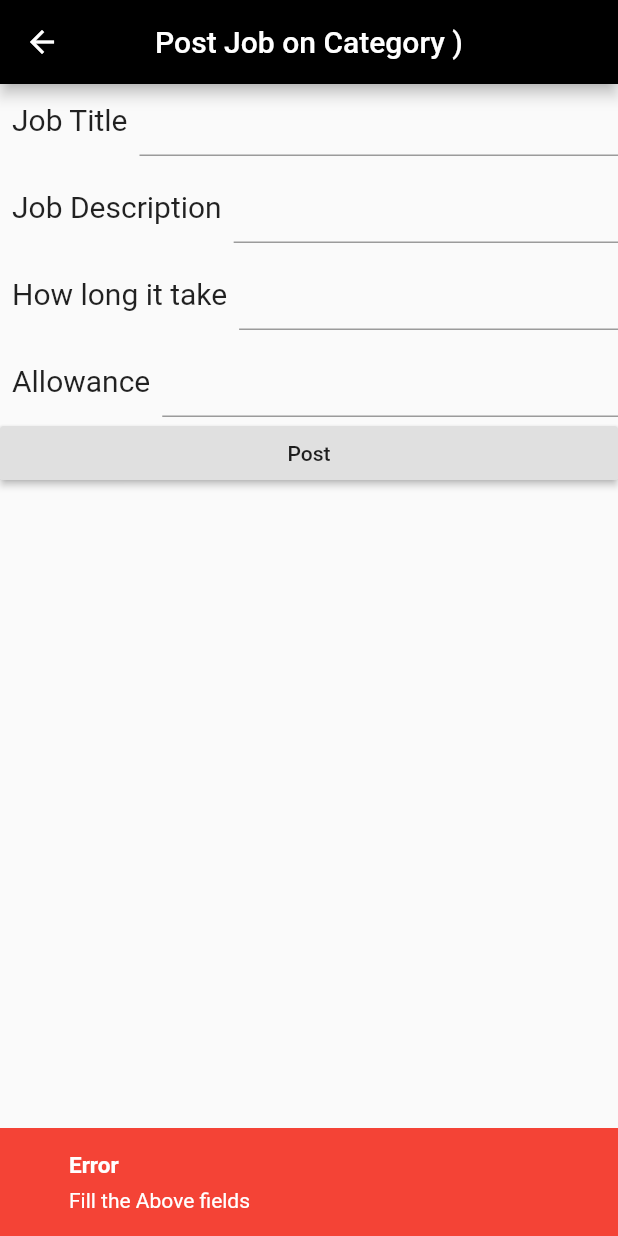
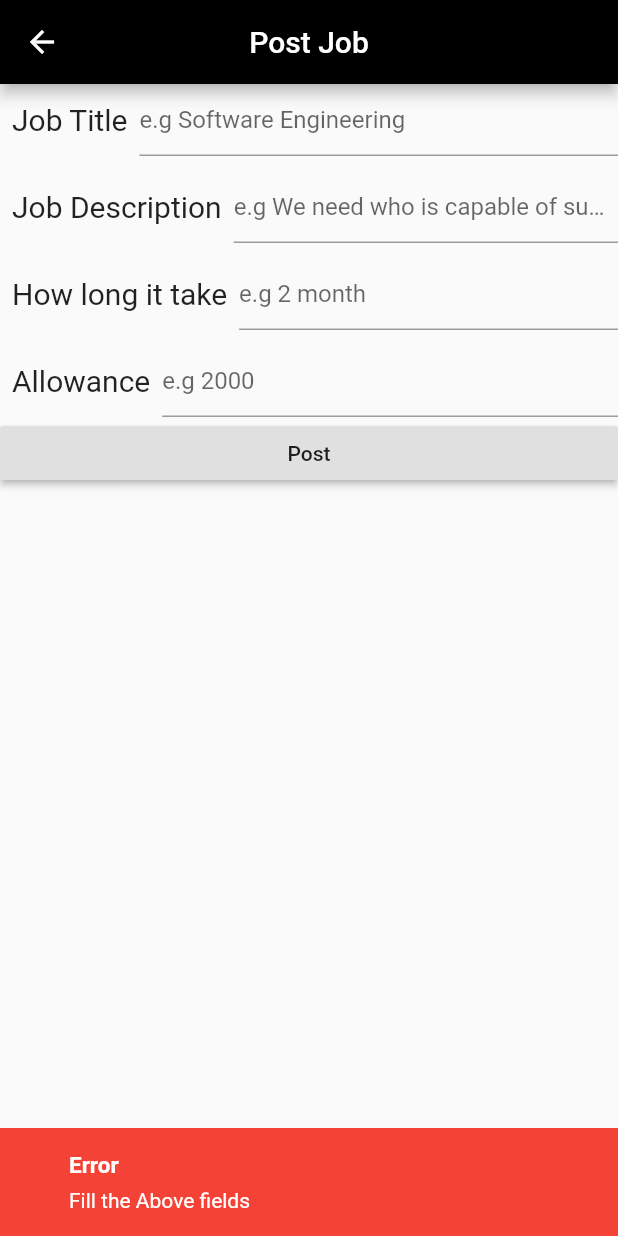
Before and after one commit to titusfrezer/Internship_platform, a Flutter app: the PostJob screen opened directly with empty values, after a tap on "Post", on a phone screen of 412 x 824 dp. Run offline on Flutter 3.47's test engine with Material 2 defaults, Android fonts, the phone set to English and light mode, and no system bars; our stand-ins replace connectivity, file_picker, firebase_auth, firebase_database, firebase_storage, flushbar and 4 more; missing offline and left inert: flutter_plugin_pdf_viewer; accounts and stored records are empty.

Commit message:
data are coming from firebase

```diff
--- a/lib/Employer/PostJob.dart
+++ b/lib/Employer/PostJob.dart
@@ -2,11 +2,13 @@ import 'package:firebase_auth/firebase_auth.dart';
 import 'package:firebase_database/firebase_database.dart';
 import 'package:flushbar/flushbar.dart';
 import 'package:flutter/material.dart';
+import 'package:flutter/services.dart';
 import 'package:flutter_spinkit/flutter_spinkit.dart';
 import 'package:internship_platform/Intern/Utilities/variables.dart';
 import 'package:intl/intl.dart';
 
-String initdata= "Mechanical Engineering";
+String initdata = "Mechanical Engineering";
+
 class PostJob extends StatefulWidget {
   @override
   _PostJobState createState() => _PostJobState();
@@ -23,7 +25,8 @@ class _PostJobState extends State<PostJob> {
   TextEditingController companyNameController = TextEditingController();
   TextEditingController allowanceController = TextEditingController();
   var isloading = false;
-  DatabaseReference postRef = FirebaseDatabase.instance.reference().child('posts');
+  DatabaseReference postRef =
+      FirebaseDatabase.instance.reference().child('posts');
   DatabaseReference catRef;
   FirebaseAuth _auth = FirebaseAuth.instance;
   FirebaseUser user;
@@ -31,107 +34,122 @@ class _PostJobState extends State<PostJob> {
   var companyName;
   var email;
 
+  void getUser() async {
+    user = await _auth.currentUser();
 
+    FirebaseDatabase.instance
+        .reference()
+        .child("Users")
+        .orderByChild('email')
+        .equalTo(user.email)
+        .once()
+        .then((DataSnapshot snapshot) {
+      Map map = snapshot.value;
+      print("map is ${map.values.toList()}");
+      companyName = map.values.toList()[0]['userName'];
+    });
+  }
 
-  void getUser() async{
-    user = await _auth.currentUser();
-    client = await db.getUser(user.email);
-
-    identity = client[0]['identity'];
-    companyName = client[0]['fullName'];
-    email = client[0]['email'];
-    furtherInfo = client[0]['furtherInfo'];
-  }
-  void initState(){
-
+  void initState() {
     super.initState();
     getUser();
   }
-  posttoFirebase(String title,String description,String howLong,String allowance,String category)async{
-    await postRef.push().set(<dynamic, dynamic> {
 
-      'jobTitle':title.substring(0,1).toUpperCase()+title.substring(1,title.length),
-
-      'firstLetter':title.substring(0,1).toUpperCase(),
-
-      'jobDescription':description,
-
-      'howLong' :howLong,
-
-      'companyName':companyName,
-
-      'allowance':allowance,
-
-      'category':widget.category,
-
-      'postedBy':user.email,
-
-      'postedAt':DateFormat('yyyy-MM-dd').format(DateTime.now()),
-
-      'status':'open'
+  posttoFirebase(String title, String description, String howLong,
+      String allowance, String category) async {
+    await postRef.push().set(<dynamic, dynamic>{
+      'jobTitle': title.substring(0, 1).toUpperCase() +
+          title.substring(1, title.length),
+      'firstLetter': title.substring(0, 1).toUpperCase(),
+      'jobDescription': description,
+      'howLong': howLong,
+      'companyName': companyName,
+      'allowance': allowance,
+      'category': widget.category,
+      'postedBy': user.email,
+      'postedAt': DateFormat('yyyy-MM-dd').format(DateTime.now()),
+      'status': 'open'
     });
     setState(() {
       isloading = false;
     });
   }
+
   @override
   Widget build(BuildContext context) {
     return Scaffold(
-
       appBar: AppBar(
-        title: Text('Post Job on Category ${widget.category})'),
+        title: Text('Post Job'),
         centerTitle: true,
         backgroundColor: Colors.black,
       ),
       body: ListView(
         children: <Widget>[
-
-           reusableRow('Job Title',jobTitleController),
-           SizedBox(height: 10,),
-           reusableRow('Job Description', jobDescriptionController),
-           SizedBox(height: 10,),
-           reusableRow('How long it take', forhowLong),
-           SizedBox(height: 10,),
-           reusableRow('Allowance', allowanceController),
+          reusableRow('Job Title', jobTitleController,
+              FilteringTextInputFormatter.allow(RegExp(r'[a-z A-Z]')),TextInputType.text,'e.g Software Engineering'),
+          SizedBox(
+            height: 10,
+          ),
+          reusableRow('Job Description', jobDescriptionController,
+              FilteringTextInputFormatter.allow(RegExp(r'[0-9 a-z A-Z]')),TextInputType.text,'e.g We need who is capable of submitting withing 2 month'),
+          SizedBox(
+            height: 10,
+          ),
+          reusableRow('How long it take', forhowLong,
+              FilteringTextInputFormatter.allow(RegExp(r'[a-z A-Z 0-9]')),TextInputType.text,'e.g 2 month'),
+          SizedBox(
+            height: 10,
+          ),
+          reusableRow('Allowance', allowanceController,
+              FilteringTextInputFormatter.digitsOnly,TextInputType.number,'e.g 2000'),
 
           RaisedButton(
-             child: isloading?SpinKitWave(color: Colors.pinkAccent,):Text('Post'),
+              child: isloading
+                  ? SpinKitWave(
+                      color: Colors.pinkAccent,
+                    )
+                  : Text('Post'),
               onPressed: () async {
                 setState(() {
                   isloading = true;
                 });
-               if(allowanceController.text.isNotEmpty || forhowLong.text.isNotEmpty || jobDescriptionController.text.isNotEmpty
-               || jobTitleController.text.isNotEmpty || companyNameController.text.isNotEmpty){
+
+                if (allowanceController.text.isNotEmpty &&
+                    forhowLong.text.isNotEmpty &&
+                    jobDescriptionController.text.isNotEmpty &&
+                    jobTitleController.text.isNotEmpty) {
                   await posttoFirebase(
-                     jobTitleController.text, jobDescriptionController.text,
+                      jobTitleController.text,
+                      jobDescriptionController.text,
                       forhowLong.text,
-                     allowanceController.text,initdata);
+                      allowanceController.text,
+                      initdata);
                   Flushbar(
-                   icon: Icon(Icons.check,color: Colors.green,),
+                    icon: Icon(
+                      Icons.check,
+                      color: Colors.green,
+                    ),
                     backgroundColor: Colors.green,
-
-                   title:  "Success",
-                   message:  "Job posted successfully",
-                   duration:  Duration(seconds: 3),
+                    title: "Success",
+                    message: "Job posted successfully",
+                    duration: Duration(seconds: 3),
                   )..show(context);
-               }
-               else{
+                } else {
                   setState(() {
                     isloading = false;
                   });
                   Flushbar(
-                   icon: Icon(Icons.error,color: Colors.red,),
+                    icon: Icon(
+                      Icons.error,
+                      color: Colors.red,
+                    ),
                     backgroundColor: Colors.red,
-
-                   title:  "Error",
-                   message:  "Fill the Above fields",
-                   duration:  Duration(seconds: 3),
+                    title: "Error",
+                    message: "Fill the Above fields",
+                    duration: Duration(seconds: 3),
                   )..show(context);
                 }
-
-             }
-           ),
-
+              }),
 
 //          RaisedButton(
 //            child: Text('logout'),
@@ -145,20 +163,26 @@ class _PostJobState extends State<PostJob> {
     );
   }
 }
-Widget reusableRow(name,controller){
+
+Widget reusableRow(name, controller, inputFormat,inputType,hintText) {
   return Row(
     children: <Widget>[
       Padding(
         padding: const EdgeInsets.all(8.0),
-        child: Text(name,style: TextStyle(fontSize: 20),),
+        child: Text(
+          name,
+          style: TextStyle(fontSize: 20),
+        ),
       ),
       Expanded(
+        child: TextField(
 
-        child: TextField(decoration: InputDecoration(
-
+            inputFormatters: [inputFormat],
+            keyboardType: inputType,
+            decoration: InputDecoration(
+              hintText: hintText
             ),
-          controller:controller
-        ),
+            controller: controller),
       )
     ],
   );
```
Also changed, not shown: lib/Intern/jobDetail.dart (+15 -9 lines), lib/LoginPage.dart (+5 -6 lines), 1 other file. Lines whose indentation alone changed are shown as unchanged.
